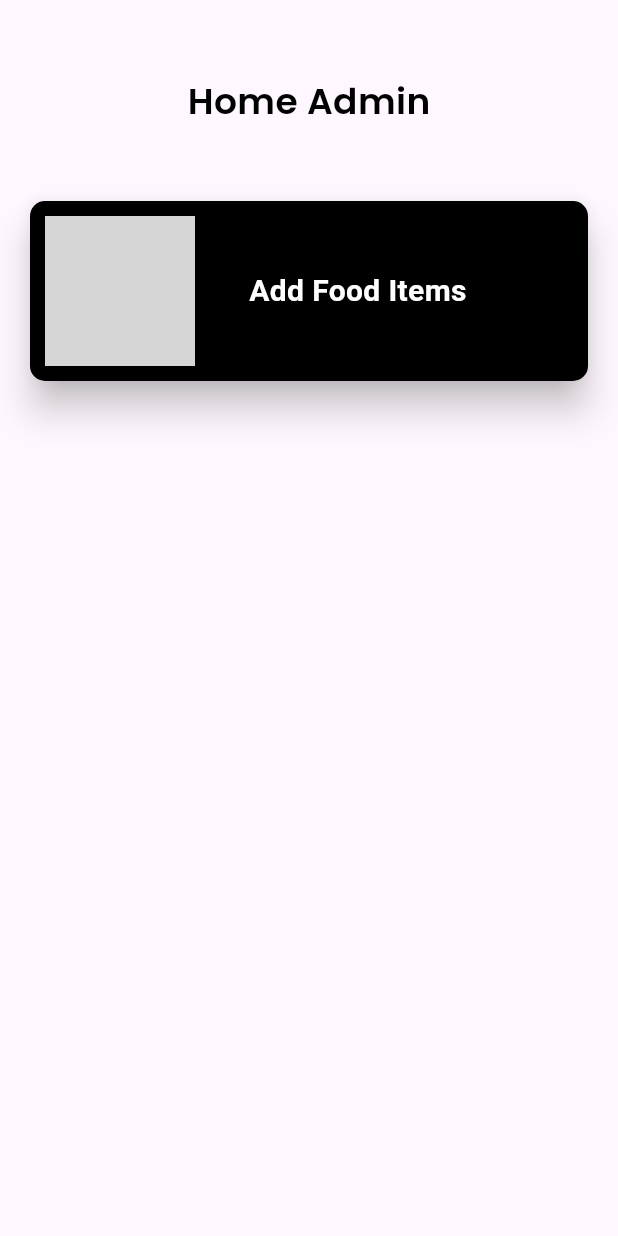
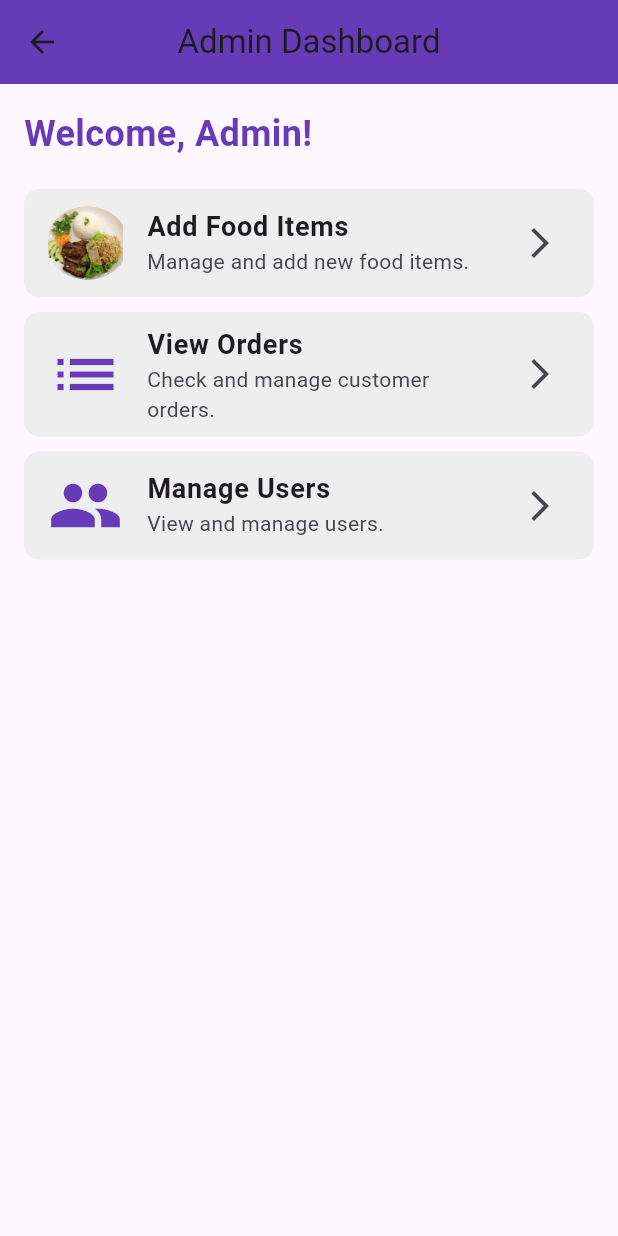
Before and after one commit to minhkhanh2002/Flutter_Moblie_App, a Flutter app: the HomeAdmin screen opened directly, on a phone screen of 412 x 824 dp. Run offline on Flutter 3.47's test engine with Material 3 defaults, Android fonts, the phone set to English and light mode, and no system bars; our stand-ins replace curved_navigation_bar; grey boxes are pictures that could not be loaded.

Commit message:
updata hadmin

```diff
--- a/my_flutter_app/lib/admin/home_admin.dart
+++ b/my_flutter_app/lib/admin/home_admin.dart
@@ -1,48 +1,104 @@
 import 'package:flutter/material.dart';
 import 'package:my_flutter_app/admin/addFood_admin.dart';
-import 'package:my_flutter_app/widget/widget_support.dart';
 
-class HomeAdmin extends StatefulWidget {
+class HomeAdmin extends StatelessWidget {
   const HomeAdmin({super.key});
 
   @override
-  State<HomeAdmin> createState() => _HomeAdminState();
-}
-
-class _HomeAdminState extends State<HomeAdmin> {
-  @override
   Widget build(BuildContext context) {
     return Scaffold(
-      body: Container(
-        margin: EdgeInsets.only(top: 50.0, left: 20.0, right: 20.0),
+      appBar: AppBar(
+        title: const Text("Admin Dashboard"),
+        backgroundColor: Colors.deepPurple,
+        centerTitle: true,
+      ),
+      body: Padding(
+        padding: const EdgeInsets.all(16.0),
         child: Column(
+          crossAxisAlignment: CrossAxisAlignment.start,
           children: [
-            Center(child: Text("Home Admin", style: AppWidget.HeadLineTextFieldStyle(),),),
-            SizedBox(height: 50.0,),
-            GestureDetector(
-              onTap: (){
-                Navigator.push(context, MaterialPageRoute(builder: (context)=> AddFood()));
-              },
-              child: Material(
-                elevation: 10.0,
-                borderRadius: BorderRadius.circular(10),
-                child: Center(
-                  child: Container(
-                    padding: EdgeInsets.all(4),
-                    decoration: BoxDecoration(
-                      color: Colors.black,
-                      borderRadius: BorderRadius.circular(10),
-
+            const Text(
+              "Welcome, Admin!",
+              style: TextStyle(
+                fontSize: 24.0,
+                fontWeight: FontWeight.bold,
+                color: Colors.deepPurple,
+              ),
+            ),
+            const SizedBox(height: 20.0),
+            Expanded(
+              child: ListView(
+                children: [
+                  ListTile(
+                    onTap: () {
+                      Navigator.push(
+                        context,
+                        MaterialPageRoute(builder: (context) => AddFood()),
+                      );
+                    },
+                    leading: Image.asset(
+                      "images/food/comtam.png",
+                      height: 50,
+                      width: 50,
+                      fit: BoxFit.cover,
                     ),
-                    child: Row(children: [
-                      Padding(padding: EdgeInsets.all(6.0),
-                        child: Image.asset("images/food.jpg", height: 100, width: 100, fit: BoxFit.cover,),),
-                      SizedBox(width: 30.0,) ,
-                      Text("Add Food Items", style: TextStyle(color: Colors.white, fontSize: 20.0, fontWeight: FontWeight.bold),) ],),
+                    title: const Text(
+                      "Add Food Items",
+                      style: TextStyle(
+                        fontSize: 18.0,
+                        fontWeight: FontWeight.bold,
+                      ),
+                    ),
+                    subtitle: const Text("Manage and add new food items."),
+                    trailing: const Icon(Icons.arrow_forward_ios),
+                    shape: RoundedRectangleBorder(
+                      borderRadius: BorderRadius.circular(10.0),
+                    ),
+                    tileColor: Colors.grey[200],
                   ),
-                ),
+                  const SizedBox(height: 10.0),
+                  ListTile(
+                    onTap: () {
+                      // Add more functionalities later
+                    },
+                    leading: const Icon(Icons.list, size: 50, color: Colors.deepPurple),
+                    title: const Text(
+                      "View Orders",
+                      style: TextStyle(
+                        fontSize: 18.0,
+                        fontWeight: FontWeight.bold,
+                      ),
+                    ),
+                    subtitle: const Text("Check and manage customer orders."),
+                    trailing: const Icon(Icons.arrow_forward_ios),
+                    shape: RoundedRectangleBorder(
+                      borderRadius: BorderRadius.circular(10.0),
+                    ),
+                    tileColor: Colors.grey[200],
+                  ),
+                  const SizedBox(height: 10.0),
+                  ListTile(
+                    onTap: () {
+                      // Add more functionalities later
+                    },
+                    leading: const Icon(Icons.people, size: 50, color: Colors.deepPurple),
+                    title: const Text(
+                      "Manage Users",
+                      style: TextStyle(
+                        fontSize: 18.0,
+                        fontWeight: FontWeight.bold,
+                      ),
+                    ),
+                    subtitle: const Text("View and manage users."),
+                    trailing: const Icon(Icons.arrow_forward_ios),
+                    shape: RoundedRectangleBorder(
+                      borderRadius: BorderRadius.circular(10.0),
+                    ),
+                    tileColor: Colors.grey[200],
+                  ),
+                ],
               ),
-            )
+            ),
           ],
         ),
       ),
```
